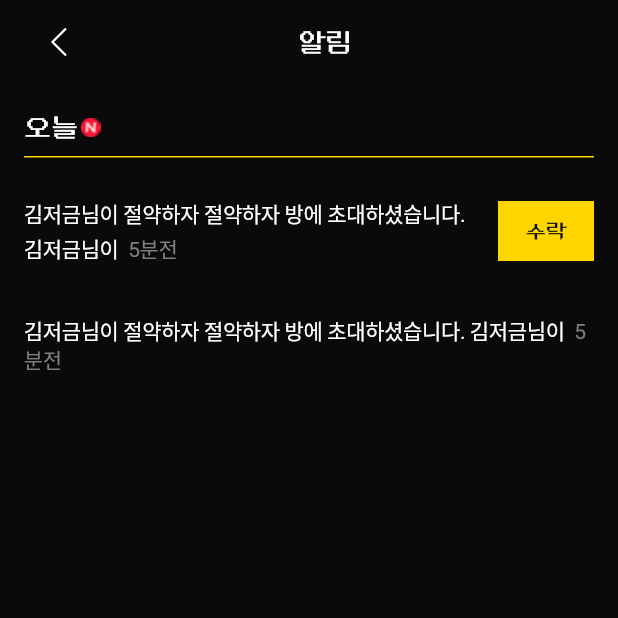
After one commit to Poorlex/FE_poorlex, a Flutter app: the MyNotification screen opened by its route, on a phone screen of 412 x 824 dp, the top half of it. The commit adds this screen. Run offline on Flutter 3.47's test engine with Material 3 defaults, Android fonts, the phone set to English and light mode, and no system bars; our stand-ins replace carousel_slider, flutter_dotenv, flutter_svg, get, hive, hive_flutter and 3 more; missing offline and left inert: kakao_flutter_sdk, webview_flutter_android, webview_flutter_wkwebview; accounts and stored records are empty; network calls fail.

Commit message:
알림 페이지 진행중

```diff
--- a/lib/Controller/User.dart
+++ b/lib/Controller/User.dart
@@ -18,6 +18,7 @@ class UserController extends GetxController {
 
   Future<bool> getUserInfo() async {
     var ui = await api.request(method: Methods.get, url: '/api/member/my-page');
+    print(ui.body);
     if (ui.success) updateUser(UserInfo.fromJson(ui.body!));
     return ui.success;
   }
@@ -125,4 +126,10 @@ class UserController extends GetxController {
       return false;
     }
   }
+
+  bool getNotification() {
+    // print(this.userInfo.value.);
+    // api.request(method: Methods.get, url: '/api/member/alarms?')
+    return true;
+  }
 }
--- a/lib/Main.dart
+++ b/lib/Main.dart
@@ -11,6 +11,7 @@ import 'package:poorlex/Controller/Battle.dart';
 import 'package:poorlex/Controller/Layout.dart';
 import 'package:poorlex/Controller/User.dart';
 import 'package:poorlex/Models/Login.dart';
+import 'package:poorlex/Screen/My/MyNotification.dart';
 import 'package:poorlex/Widget/Common/Webview.dart';
 
 import 'package:poorlex/Screen/Init.dart';
@@ -23,6 +24,7 @@ import 'package:poorlex/Screen/My/MyExpenseDetail.dart';
 import 'package:poorlex/Screen/My/MyOption.dart';
 import 'package:poorlex/Screen/My/Main.dart';
 import 'package:poorlex/Screen/My/MyProfile.dart';
+import 'package:poorlex/Screen/My/MyNotification.dart';
 
 import 'package:poorlex/Screen/Battle/Main.dart';
 import 'package:poorlex/Screen/Battle/BattleCreate.dart';
@@ -104,6 +106,7 @@ void main() async {
         GetPage(name: '/my/expense-input', page: () => MyExpenseInputPage(), binding: Bind()),
         GetPage(name: '/my/expense-detail', page: () => MyExpenseDetailPage(), binding: Bind()),
         GetPage(name: '/my/option', page: () => MyOption(), binding: Bind()),
+        GetPage(name: '/my/notification', page: () => MyNotification(), binding: Bind()),
         GetPage(name: '/battle', page: () => Battle(), binding: BattleBind()),
         GetPage(name: '/battle/create', page: () => BattleCreate(), binding: BattleBind())
       ]));
--- a/lib/Screen/My/Main.dart
+++ b/lib/Screen/My/Main.dart
@@ -1,6 +1,9 @@
+import 'dart:async';
+
 import 'package:flutter/material.dart';
 import 'package:get/get.dart';
 import 'package:poorlex/Controller/Layout.dart';
+import 'package:poorlex/Models/Common.dart';
 
 import 'package:poorlex/Widget/Common/Icon.dart';
 import 'package:poorlex/Widget/Common/BottomBar.dart';
@@ -65,7 +68,7 @@ class _MyPageState extends State<MyPage> {
                     width: 26,
                     height: 26,
                     color: CColors.whiteStr),
-                onPressed: () {},
+                onPressed: () => Get.toNamed('/my/notification'),
               )
             ],
           ),
--- a/lib/Screen/My/MyExpense.dart
+++ b/lib/Screen/My/MyExpense.dart
@@ -34,10 +34,6 @@ class _MyExpensePageState extends State<MyExpensePage> {
     }
   }
 
-  void select(int n) {
-    print(n);
-  }
-
   @override
   void initState() {
     super.initState();
@@ -49,7 +45,6 @@ class _MyExpensePageState extends State<MyExpensePage> {
 
   @override
   Widget build(BuildContext context) {
-    print(size);
     return Scaffold(
         backgroundColor: CColors.black,
         bottomNavigationBar: BottomBar(
--- /dev/null
+++ b/lib/Screen/My/MyNotification.dart
@@ -0,0 +1,123 @@
+import 'package:flutter/material.dart';
+import 'package:get/get.dart';
+
+import 'package:poorlex/Controller/User.dart';
+import 'package:poorlex/Widget/Common/Buttons.dart';
+
+import 'package:poorlex/Widget/Common/Icon.dart';
+
+import 'package:poorlex/Libs/Theme.dart';
+
+class MyNotification extends StatefulWidget {
+  MyNotification({super.key});
+
+  @override
+  State<MyNotification> createState() => _MyNotificationState();
+}
+
+class _MyNotificationState extends State<MyNotification> {
+  final user = Get.find<UserController>();
+
+  @override
+  void initState() {
+    super.initState();
+    user.getNotification();
+  }
+
+  @override
+  Widget build(BuildContext context) {
+    return Scaffold(
+      backgroundColor: CColors.black,
+      appBar: AppBar(
+          automaticallyImplyLeading: false,
+          backgroundColor: CColors.black,
+          title: Row(
+            mainAxisAlignment: MainAxisAlignment.spaceBetween,
+            children: [
+              IconButton(
+                iconSize: 26,
+                style: IconButton.styleFrom(
+                    padding: EdgeInsets.zero, minimumSize: Size.zero),
+                icon: CIcon(
+                    icon: 'arrow-left',
+                    width: 26,
+                    height: 26,
+                    color: CColors.whiteStr),
+                onPressed: () => Get.back(),
+              ),
+              Text('알림', style: CTextStyles.Headline()),
+              SizedBox(width: 26)
+            ],
+          )),
+      body: SafeArea(
+          child: SingleChildScrollView(
+        child: Container(
+            padding: EdgeInsets.fromLTRB(16, 20, 16, 20),
+            child: Column(
+              children: [
+                Row(
+                  children: [
+                    Text('오늘', style: CTextStyles.Headline()),
+                    SizedBox(width: 2),
+                    Image.asset('assets/my_page/new.png')
+                  ],
+                ),
+                SizedBox(height: 10),
+                Container(height: 1, color: CColors.yellow),
+                SizedBox(height: 10),
+                Container(
+                  padding: EdgeInsets.symmetric(vertical: 16),
+                  child: Row(
+                    children: [
+                      Expanded(
+                          child: Text.rich(
+                        TextSpan(
+                            style: CTextStyles.Body3(height: 1.6),
+                            children: [
+                              TextSpan(
+                                  text: '김저금님이 절약하자 절약하자 방에 초대하셨습니다. 김저금님이'),
+                              TextSpan(text: '  '),
+                              TextSpan(
+                                  text: '5분전',
+                                  style:
+                                      CTextStyles.Body3(color: CColors.gray40))
+                            ]),
+                      )),
+                      Container(
+                        padding: EdgeInsets.fromLTRB(20, 0, 0, 0),
+                        child: CButton(
+                            type: ButtonTypes.elevated,
+                            color: CColors.yellow,
+                            child: Text('수락',
+                                style:
+                                    CTextStyles.Body3(color: CColors.black))),
+                      )
+                    ],
+                  ),
+                ),
+                Container(
+                    padding: EdgeInsets.symmetric(vertical: 16),
+                    child: Row(
+                      children: [
+                        Expanded(
+                            child: Text.rich(
+                          TextSpan(
+                              style: CTextStyles.Body3(height: 1.6),
+                              children: [
+                                TextSpan(
+                                    text: '김저금님이 절약하자 절약하자 방에 초대하셨습니다. 김저금님이'),
+                                TextSpan(text: '  '),
+                                TextSpan(
+                                    text: '5분전',
+                                    style: CTextStyles.Body3(
+                                        color: CColors.gray40))
+                              ]),
+                        ))
+                      ],
+                    ))
+              ],
+            )),
+      )),
+    );
+  }
+}
--- a/lib/Widget/Common/Toast.dart
+++ b/lib/Widget/Common/Toast.dart
@@ -2,6 +2,7 @@ import 'package:flutter/material.dart';
 import 'package:get/get.dart';
 
 import 'package:poorlex/Controller/Layout.dart';
+import 'package:poorlex/Libs/Theme.dart';
 
 class CToast extends StatelessWidget {
   final layout = Get.find<LayoutController>();
@@ -15,6 +16,12 @@ class CToast extends StatelessWidget {
             width: 400,
             top: 100,
             child: Container(
+                decoration: BoxDecoration(
+                  border: Border.all(
+                    width: 1,
+                    color: CColors.gray20.withOpacity(0.7),
+                  ),
+                ),
                 padding: EdgeInsets.symmetric(vertical: 12, horizontal: 20),
                 color: layout.toast.value.color,
                 child: Center(child: layout.toast.value.message)));
```
Also changed, not shown: assets/my_page/new.png (added).
